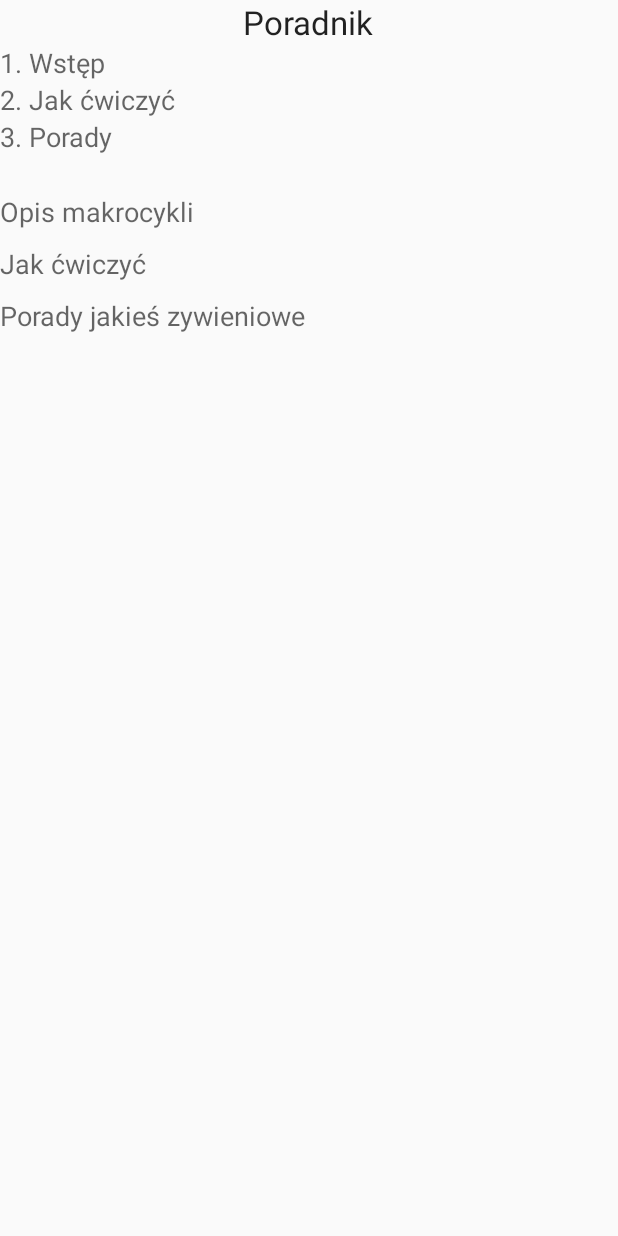
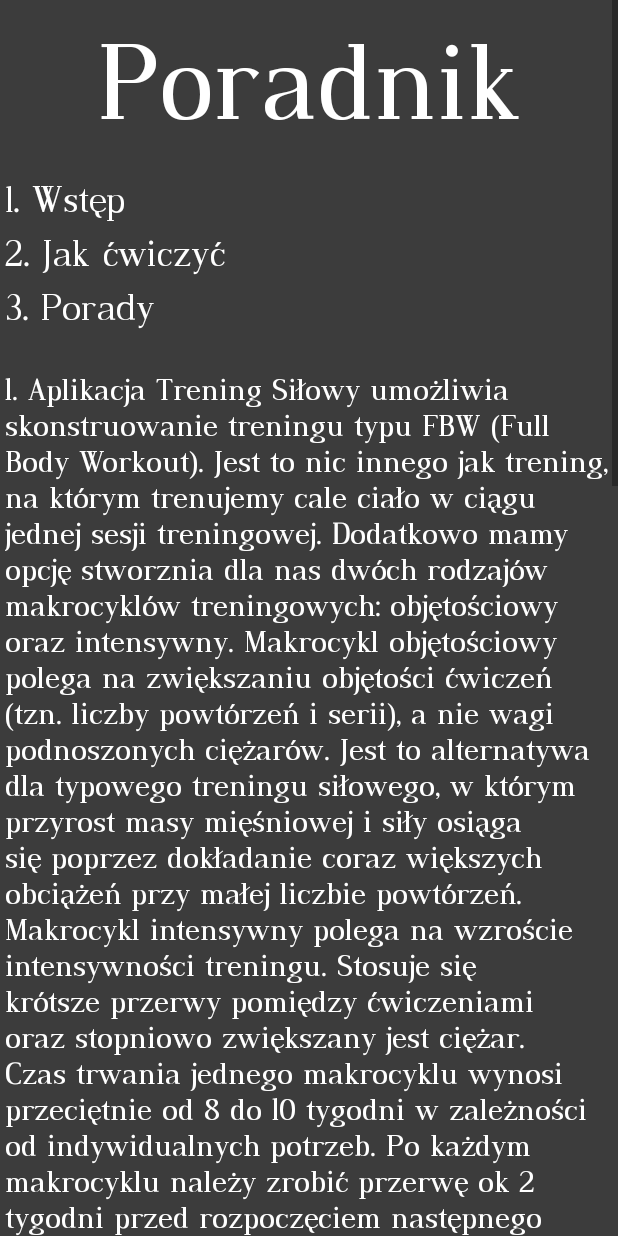
Before and after one commit to kiker7/StrengthTraining, an Android app: the Guidebook screen opened directly, with no data from a screen before it, on a phone screen of 412 x 824 dp. Run offline under Robolectric (Android 15) with nearby library versions, the phone set to English and light mode, and no system bars.

Commit message:
skończony poradnik

```diff
--- a/app/src/main/java/com/example/rafal/strengthtraining/Guidebook.java
+++ b/app/src/main/java/com/example/rafal/strengthtraining/Guidebook.java
@@ -1,7 +1,10 @@
 package com.example.rafal.strengthtraining;
 
 import android.app.Activity;
+import android.graphics.Color;
+import android.graphics.Typeface;
 import android.os.Bundle;
+import android.text.method.LinkMovementMethod;
 import android.view.View;
 import android.widget.ScrollView;
 import android.widget.TextView;
@@ -12,7 +15,7 @@ import android.widget.TextView;
  */
 public class Guidebook extends Activity {
 
-    private TextView description, howTo, advises;
+    private TextView description, howTo, advises,desc, how, adv,header;
     private ScrollView scrollView;
 
     @Override
@@ -20,9 +23,28 @@ public class Guidebook extends Activity {
         super.onCreate(savedInstanceState);
         setContentView(R.layout.guidebook);
         scrollView = (ScrollView) findViewById(R.id.scrollView);
-
+        Typeface customFont = Typeface.createFromAsset(getAssets(),"fonts/Dustismo_Roman.ttf");
+        header = (TextView) findViewById(R.id.guideHeader);
+        header.setTypeface(customFont);
+        header.setTextSize(70);
+        header.setTextColor(Color.WHITE);
+        desc = (TextView) findViewById(R.id.guide_description);
+        desc.setTypeface(customFont);
+        desc.setTextSize(20);
+        how = (TextView) findViewById(R.id.guide_howTo);
+        how.setTypeface(customFont);
+        how.setTextSize(20);
+        adv = (TextView) findViewById(R.id.guide_advise);
+        adv.setTypeface(customFont);
+        adv.setTextSize(20);
+        desc.setTextColor(Color.WHITE);
+        how.setTextColor(Color.WHITE);
+        adv.setTextColor(Color.WHITE);
+        adv.setMovementMethod(LinkMovementMethod.getInstance());
         description = (TextView) findViewById(R.id.TCdescription);
-
+        description.setTextColor(Color.WHITE);
+        description.setTypeface(customFont);
+        description.setTextSize(24);
         description.setOnClickListener(new View.OnClickListener() {
             @Override
             public void onClick(View v) {
@@ -31,7 +53,9 @@ public class Guidebook extends Activity {
         });
 
         howTo = (TextView) findViewById(R.id.TChowTo);
-
+        howTo.setTextColor(Color.WHITE);
+        howTo.setTypeface(customFont);
+        howTo.setTextSize(24);
         howTo.setOnClickListener(new View.OnClickListener() {
             @Override
             public void onClick(View v) {
@@ -40,7 +64,9 @@ public class Guidebook extends Activity {
         });
 
         advises = (TextView) findViewById(R.id.TCadvise);
-
+        advises.setTextColor(Color.WHITE);
+        advises.setTypeface(customFont);
+        advises.setTextSize(24);
         advises.setOnClickListener(new View.OnClickListener() {
             @Override
             public void onClick(View v) {
--- a/app/src/main/java/com/example/rafal/strengthtraining/ShowProfiles.java
+++ b/app/src/main/java/com/example/rafal/strengthtraining/ShowProfiles.java
@@ -4,6 +4,7 @@ import android.app.Activity;
 import android.content.Context;
 import android.content.Intent;
 import android.content.SharedPreferences;
+import android.graphics.Color;
 import android.graphics.Typeface;
 import android.os.Bundle;
 import android.view.View;
--- a/app/src/main/res/layout/guidebook.xml
+++ b/app/src/main/res/layout/guidebook.xml
@@ -1,7 +1,8 @@
 <?xml version="1.0" encoding="utf-8"?>
 <LinearLayout xmlns:android="http://schemas.android.com/apk/res/android"
     android:orientation="vertical" android:layout_width="match_parent"
-    android:layout_height="match_parent">
+    android:layout_height="match_parent"
+    android:background="#3c3c3c">
 
     <ScrollView
         android:layout_width="match_parent"
@@ -20,28 +21,39 @@
                 android:textAppearance="?android:attr/textAppearanceLarge"
                 android:text="@string/guidebook"
                 android:id="@+id/guideHeader"
-                android:layout_gravity="center_horizontal" />
+                android:layout_gravity="center_horizontal"
+                android:layout_marginTop="5dp"
+                android:layout_marginBottom="15dp" />
 
             <TextView
                 android:layout_width="wrap_content"
                 android:layout_height="wrap_content"
                 android:textAppearance="?android:attr/textAppearanceMedium"
                 android:text="@string/intro"
-                android:id="@+id/TCdescription" />
+                android:id="@+id/TCdescription"
+                android:layout_marginTop="3dp"
+                android:layout_marginLeft="3dp"
+                android:textStyle="bold" />
 
             <TextView
                 android:layout_width="wrap_content"
                 android:layout_height="wrap_content"
                 android:textAppearance="?android:attr/textAppearanceMedium"
                 android:text="@string/howTo"
-                android:id="@+id/TChowTo" />
+                android:id="@+id/TChowTo"
+                android:layout_marginTop="4dp"
+                android:layout_marginLeft="3dp"
+                android:textStyle="bold" />
 
             <TextView
                 android:layout_width="wrap_content"
                 android:layout_height="wrap_content"
                 android:textAppearance="?android:attr/textAppearanceMedium"
                 android:text="@string/advises"
-                android:id="@+id/TCadvise" />
+                android:id="@+id/TCadvise"
+                android:layout_marginTop="4dp"
+                android:layout_marginLeft="3dp"
+                android:textStyle="bold" />
 
             <TextView
                 android:layout_width="wrap_content"
@@ -49,7 +61,8 @@
                 android:textAppearance="?android:attr/textAppearanceMedium"
                 android:text="@string/guide_description"
                 android:id="@+id/guide_description"
-                android:layout_marginTop="25dp" />
+                android:layout_marginTop="25dp"
+                android:layout_marginLeft="3dp" />
 
             <TextView
                 android:layout_width="wrap_content"
@@ -57,7 +70,8 @@
                 android:textAppearance="?android:attr/textAppearanceMedium"
                 android:text="@string/guide_howTo"
                 android:id="@+id/guide_howTo"
-                android:layout_marginTop="10dp" />
+                android:layout_marginTop="10dp"
+                android:layout_marginLeft="3dp" />
 
             <TextView
                 android:layout_width="wrap_content"
@@ -65,7 +79,9 @@
                 android:textAppearance="?android:attr/textAppearanceMedium"
                 android:text="@string/guide_advise"
                 android:id="@+id/guide_advise"
-                android:layout_marginTop="10dp" />
+                android:layout_marginTop="10dp"
+                android:layout_marginLeft="3dp" />
+
         </LinearLayout>
     </ScrollView>
 </LinearLayout>
--- a/app/src/main/res/values/strings.xml
+++ b/app/src/main/res/values/strings.xml
@@ -39,8 +39,27 @@
     <string name="intro">1. Wstęp</string>
     <string name="howTo">2. Jak ćwiczyć</string>
     <string name="advises">3. Porady</string>
-    <string name="guide_description"> Opis makrocykli</string>
-    <string name="guide_howTo">Jak ćwiczyć</string>
-    <string name="guide_advise">Porady jakieś zywieniowe</string>
+    <string name="guide_description"> 1. Aplikacja "Trening Siłowy" umożliwia skonstruowanie treningu typu FBW (Full Body Workout). Jest to nic innego jak trening, na którym trenujemy cale ciało w ciągu jednej sesji treningowej. Dodatkowo mamy opcję stworznia dla nas dwóch rodzajów makrocyklów treningowych: objętościowy oraz intensywny. Makrocykl objętościowy polega na zwiększaniu objętości ćwiczeń (tzn. liczby powtórzeń i serii), a nie wagi podnoszonych ciężarów. Jest to alternatywa dla typowego treningu siłowego, w którym przyrost masy mięśniowej i siły osiąga się poprzez dokładanie coraz większych obciążeń przy małej liczbie powtórzeń.
+        Makrocykl intensywny polega na wzroście intensywności treningu. Stosuje się krótsze przerwy pomiędzy ćwiczeniami oraz stopniowo zwiększany jest ciężar. Czas trwania jednego makrocyklu wynosi przeciętnie od 8 do 10 tygodni w zależności od indywidualnych potrzeb. Po każdym makrocyklu należy zrobić przerwę ok 2 tygodni przed rozpoczęciem następnego makrocyklu w celu regeneracji organizmu.
+     </string>
+    <string name="guide_howTo" > 2. Aby osiągnąć jak najlepsze efekty należy stosować kilka prostych zasad które w dużym stopniu przyczynią się do osiągnięcia sukcesu. Zacznijmy jednak od wyjaśnienia podstawowych pojęć. \n <b>CM</b> - ciężar maksymalny: jest to maksymalny ciężar jaki jesteśmy w stanie podsnieć na początku makrocyklu.\n
+    <b>Fazy ćwiczenia:</b> każde ćwiczenie składa się z 4 faz (pozytywna, zatrzymanie, negatywna, wyprost) kolejno odzwierciedlających ruch wykonywany podczas podnoszenia ciężaru oraz powrotu do początkowej pozycji. Każda z tych faz powinna zajmować odpowiednią ilość czasu w zależności od rodzaju wykonywanego treningu.\n
+        <b>Jednostka treningowa:</b> dwutygodniowa część makrocyklu obejmująca sześć treningów z których ostatni jest treningiem lekkim. \n
+        <b>Lekki trening:</b> trening wykonywany po każdej jednostce treningowej w celu regeneracji organizmu. Różni się od zwykłego treningu tym że obciążenie powinno wynosić 40\%% CM.\n
+        <b>Intensywny:</b> 3 ćwiczenia na każdą grupę mięśniową przez cały czas trwania makricyklu. Fazy ćwiczenia powinny wynosić odpowiednio 2s-1s-4s-0s (Pozytywna - zatrzymanie - negatywna - wyprost) Jednostki treningowe:\n
+        1) 70\%% CM, seria 12 powtórzeń\n
+        2) 75\%% CM, seria 10 powtórzeń\n
+        3) 80\%% CM, seria 8 powtórzeń\n
+        4) 85\%% CM, seria 6 powtórzeń.\n
+        Przerwy pomiędzy seriami ok 30-60 sekund. Czas trwania całego treningu: 60-80 min.\n
+        <b>Objętościowy:</b> trening przy stałym ciężarze 75\%% CM. Fazy ćwiczenia: 1s-0s-2s-0s. Jednostki treningowe:\n
+        1) 3 ćwiczenia po 12 powtórzeń\n
+        2) 3 ćwiczenia po 15 powtórzeń\n
+        3) 4 ćwiczenia po 12 powtórzeń\n
+        4) 4 ćwiczenia po 15 powtórzeń.\n
+        Przerwy pomiędzy seriami ok 60-120 sekund. Czas trwania całego treningu: 80-120 min.
+    </string>
+    <string name="guide_advise"> 3. Ważnym elementem odpowiedniego treningu jest właściwy dobór diety. Aby efekty były szybciej widoczne należy się tym kierować. O poradach żywieniowych możesz poczytać <a href="http://www.kulturystyka.org.pl/modules/news/article.php?storyid=1013">tutaj</a> </string>
+    <string name="link"><a href="http://www.kulturystyka.org.pl/modules/news/article.php?storyid=1013"> tutaj</a></string>
     <string name="exe_description">Opis:</string>
 </resources>
```
Also changed, not shown: app/src/main/res/layout/show_profiles.xml (+44 -20 lines), app/src/main/assets/fonts/Dustismo_Roman.ttf (added).
